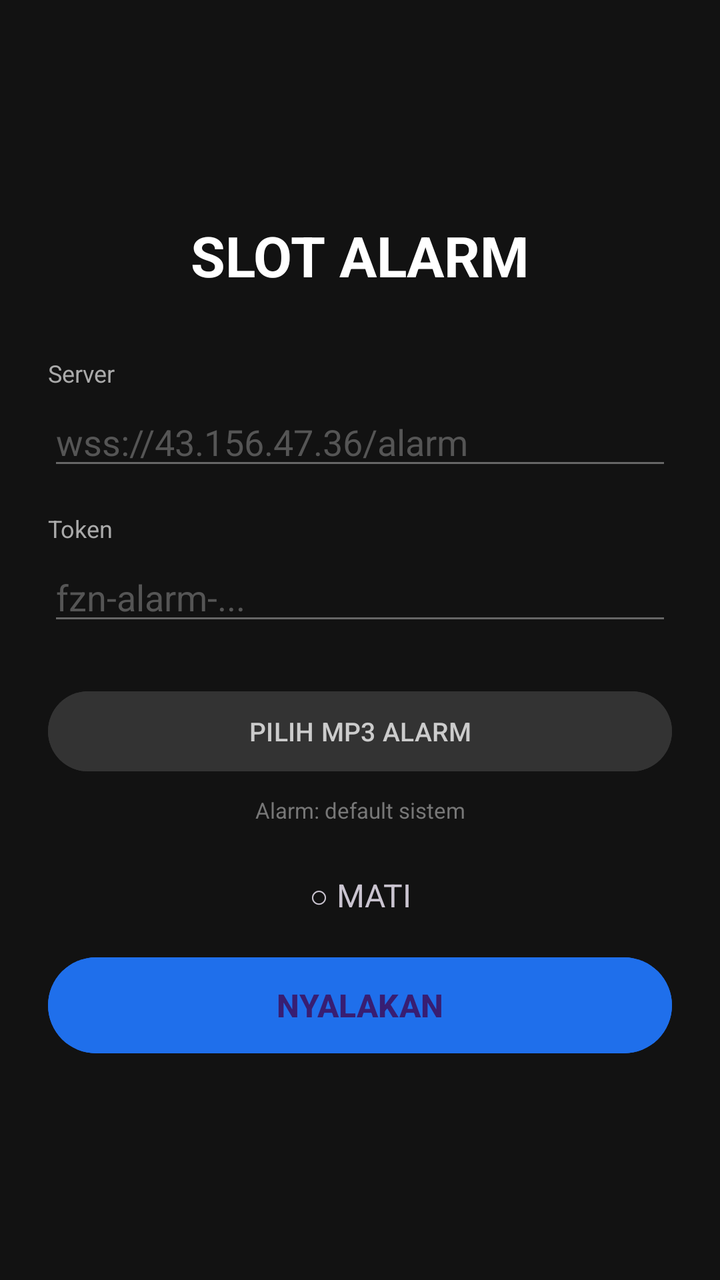
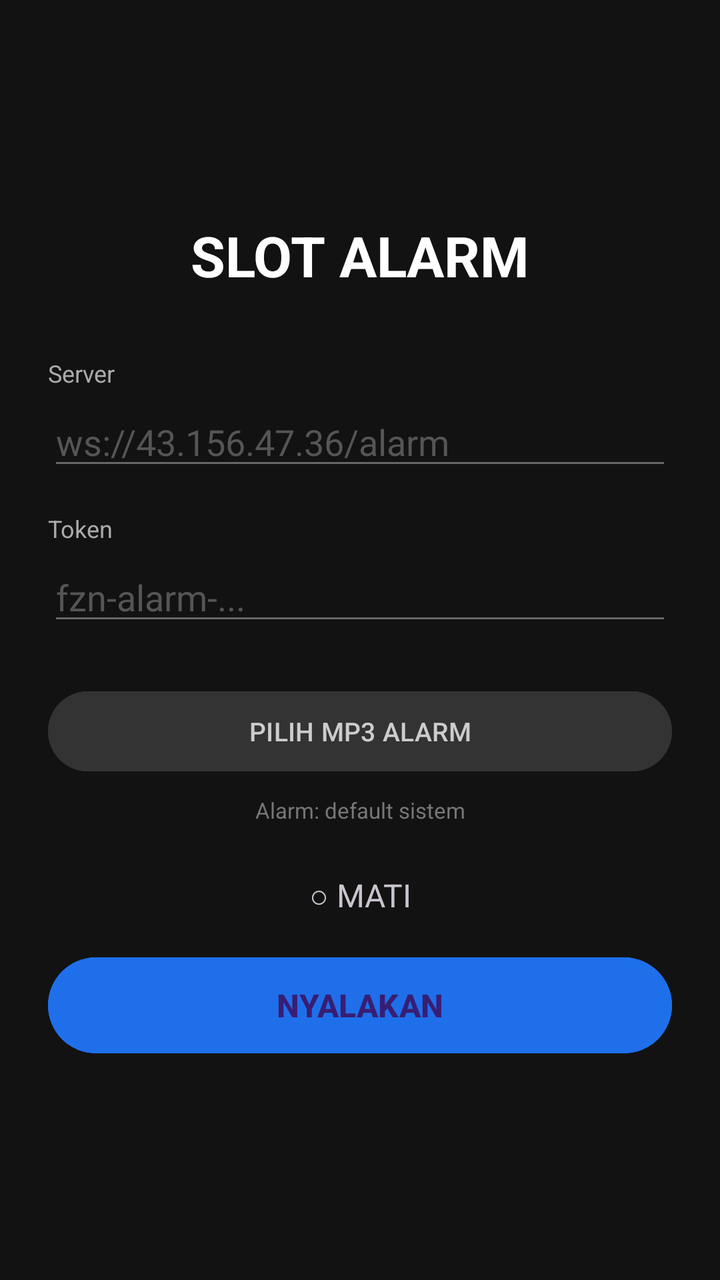

Two renders of the same Android screen: before a commit and after it. Below are the layout's source before the change and the commit's diff.
<!-- AndroidManifest.xml: application theme Theme.SlotAlarm -->
<!-- res/layout/activity_main.xml -->
<?xml version="1.0" encoding="utf-8"?>
<LinearLayout xmlns:android="http://schemas.android.com/apk/res/android"
    android:layout_width="match_parent"
    android:layout_height="match_parent"
    android:orientation="vertical"
    android:padding="24dp"
    android:background="#121212"
    android:gravity="center_vertical">

    <TextView
        android:layout_width="match_parent"
        android:layout_height="wrap_content"
        android:text="SLOT ALARM"
        android:textSize="28sp"
        android:textStyle="bold"
        android:textColor="#FFFFFF"
        android:gravity="center"
        android:layout_marginBottom="32dp" />

    <TextView
        android:layout_width="match_parent"
        android:layout_height="wrap_content"
        android:text="Server"
        android:textColor="#AAAAAA"
        android:textSize="12sp"
        android:layout_marginBottom="4dp" />

    <EditText
        android:id="@+id/etServer"
        android:layout_width="match_parent"
        android:layout_height="wrap_content"
        android:hint="wss://43.156.47.36/alarm"
        android:textColor="#FFFFFF"
        android:textColorHint="#555555"
        android:inputType="textUri"
        android:backgroundTint="#666666"
        android:layout_marginBottom="16dp" />

    <TextView
        android:layout_width="match_parent"
        android:layout_height="wrap_content"
        android:text="Token"
        android:textColor="#AAAAAA"
        android:textSize="12sp"
        android:layout_marginBottom="4dp" />

    <EditText
        android:id="@+id/etToken"
        android:layout_width="match_parent"
        android:layout_height="wrap_content"
        android:hint="fzn-alarm-..."
        android:textColor="#FFFFFF"
        android:textColorHint="#555555"
        android:inputType="text"
        android:backgroundTint="#666666"
        android:layout_marginBottom="24dp" />

    <Button
        android:id="@+id/btnPickMp3"
        android:layout_width="match_parent"
        android:layout_height="48dp"
        android:text="PILIH MP3 ALARM"
        android:textSize="13sp"
        android:backgroundTint="#333333"
        android:textColor="#CCCCCC"
        android:layout_marginBottom="8dp" />

    <TextView
        android:id="@+id/tvMp3"
        android:layout_width="match_parent"
        android:layout_height="wrap_content"
        android:text="Alarm: default sistem"
        android:textColor="#777777"
        android:textSize="11sp"
        android:gravity="center"
        android:layout_marginBottom="24dp" />

    <TextView
        android:id="@+id/tvStatus"
        android:layout_width="match_parent"
        android:layout_height="wrap_content"
        android:text="○ MATI"
        android:textSize="16sp"
        android:gravity="center"
        android:layout_marginBottom="16dp" />

    <Button
        android:id="@+id/btnToggle"
        android:layout_width="match_parent"
        android:layout_height="56dp"
        android:text="NYALAKAN"
        android:textSize="16sp"
        android:textStyle="bold"
        android:backgroundTint="#1F6FEB" />

</LinearLayout>
<!-- resources referenced by this layout -->
<resources>
  <style name="Theme.SlotAlarm" parent="Theme.Material3.Dark.NoActionBar">
          <item name="colorPrimary">#1F6FEB</item>
          <item name="android:statusBarColor">#121212</item>
          <item name="android:navigationBarColor">#121212</item>
      </style>
</resources>

<!-- the commit's change to res/layout/activity_main.xml (unified diff, before → after) -->
@@ -29,7 +29,7 @@
         android:id="@+id/etServer"
         android:layout_width="match_parent"
         android:layout_height="wrap_content"
-        android:hint="wss://43.156.47.36/alarm"
+        android:hint="ws://43.156.47.36/alarm"
         android:textColor="#FFFFFF"
         android:textColorHint="#555555"
         android:inputType="textUri"
